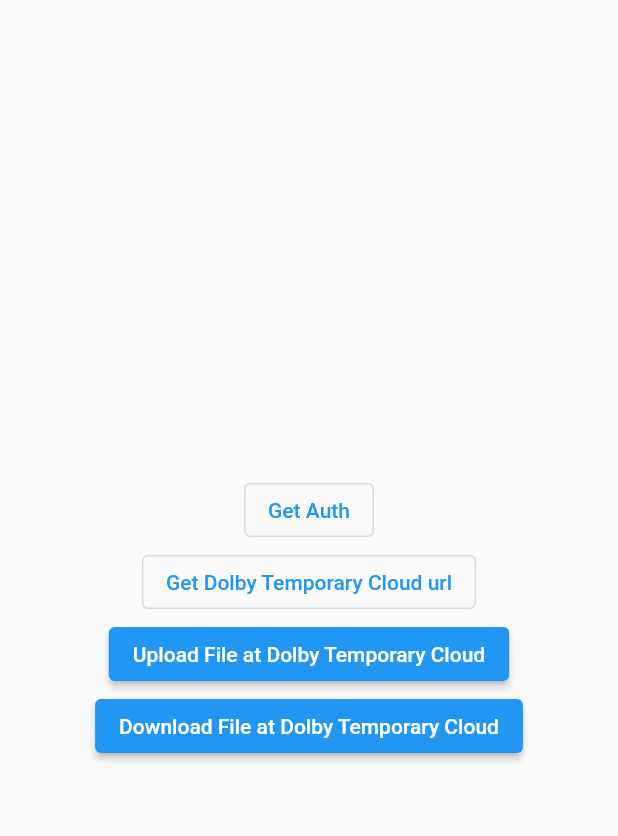
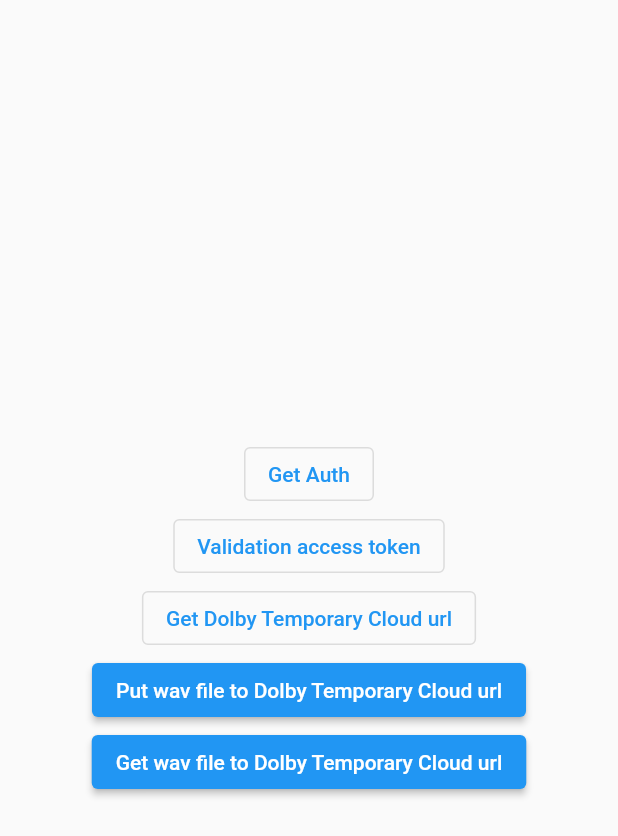
Before and after one commit to idhpaul/flutter_mediaapi_client, a Flutter app: the screen it shows after launch, after a tap on "Get Dolby Temporary Cloud url", on a phone screen of 412 x 824 dp. Shown: the top 836 px of the screen. Run offline on Flutter 3.47's test engine with Material 2 defaults, Android fonts, the phone set to English and light mode, and no system bars; our stand-ins replace logger, shared_preferences; missing offline and left inert: dotenv; network calls fail.

Commit message:
Upload & Download Dolby Temporary Cloud url

```diff
--- a/lib/src/dolby_client.dart
+++ b/lib/src/dolby_client.dart
@@ -2,6 +2,7 @@
 import 'dart:io';
 
 import 'package:flutter/material.dart';
+import 'package:flutter/services.dart';
 import 'package:flutter_mediaapi_client/src/media_api_handle.dart';
 import 'package:flutter_mediaapi_client/src/util/env.dart';
 import 'package:http/http.dart';
@@ -35,20 +36,22 @@
               print(basicAuth);
 
               // ref : https://docs.dolby.io/media-apis/reference/get-api-token
-              Uri uri = Uri.parse("https://api.dolby.io/v1/auth/token");
+              //Uri uri = Uri.parse("https://api.dolby.io/v1/auth/token?expires_in=86400");
+              Uri uri = Uri.https("api.dolby.io", "/v1/auth/token", {"grant_type":"client_credentials","expires_in":"86400"});
+              print(uri);
 
               Map<String, String> header = {
-                'Authorization': basicAuth,
+                'authorization': basicAuth,
+                'content-type': "application/x-www-form-urlencoded",
               };
 
               try {
-                final response = await get(
+                final response = await post(
                   uri,
                   headers: header,
                 );
 
-                //if (response.statusCode != 200)throw HttpException('${response.statusCode}/${response.body}');
-                if (response.statusCode != 200) throw '${response.statusCode}/${response.body}';
+                if (response.statusCode != 200)throw HttpException('${response.statusCode} / ${response.body}');
 
                 logger.i(response.statusCode);
                 logger.i(response.body);
@@ -56,14 +59,16 @@
                 var decodedResponse = jsonDecode(utf8.decode(response.bodyBytes)) as Map;
 
                 var expireDateTime = HttpDate.parse(response.headers['date']!).add(Duration(seconds: decodedResponse['expires_in']));
-                var expireTimeStamp = (expireDateTime.millisecondsSinceEpoch + DateTime.now().timeZoneOffset.inMilliseconds)~/1000;
+                print("토큰 만료일(GST, KST) : ${expireDateTime.millisecondsSinceEpoch}, ${expireDateTime.toLocal()}");
+                // var expireTimeStamp = (expireDateTime.millisecondsSinceEpoch + DateTime.now().timeZoneOffset.inMilliseconds);
+                // print(expireTimeStamp);
 
                 //logger.d(decodedResponse['token_type']);
                 //logger.d(decodedResponse['access_token']);
 
 
                 _mediApi.write('access_token', decodedResponse['access_token']);
-                _mediApi.write('access_token_expire', expireTimeStamp);
+                _mediApi.write('access_token_expire', expireDateTime.millisecondsSinceEpoch);
 
 
               } on SocketException {
@@ -76,45 +81,108 @@
               }
             }),
         OutlinedButton(
+          child: const Text("Validation access token"),
+          onPressed: (){
+            var currentTimeStamp = DateTime.now().millisecondsSinceEpoch;
+            print("현재시간(GST, KST) : $currentTimeStamp, ${(DateTime.fromMillisecondsSinceEpoch(currentTimeStamp).toLocal())}");
+
+            var storeTokenExpireTimeStamp = _mediApi.read<int>('access_token_expire');
+            print("토큰시간(GST, KST) : $storeTokenExpireTimeStamp, ${DateTime.fromMillisecondsSinceEpoch(storeTokenExpireTimeStamp).toLocal()}");
+
+            var storeToken = _mediApi.read<String>('access_token');
+            print(storeToken);
+
+            if(storeTokenExpireTimeStamp == null)
+            {
+              print("Need Access Token");
+            }
+
+            print((currentTimeStamp > storeTokenExpireTimeStamp ) ? " 만료됨, expired token" : "유효함, valid token");
+
+
+          },),
+        OutlinedButton(
             child: const Text("Get Dolby Temporary Cloud url"),
             onPressed: () async {
-              String appkey = ENV['DolbyMediaAPIAppKey']!;
-              String appsecret = ENV['DolbyMediaAPIAppSecretKey']!;
-              String basicAuth =
-                  'Basic ${base64.encode(utf8.encode('$appkey:$appsecret'))}';
-              print(basicAuth);
 
               Uri uri = Uri.parse("https://api.dolby.com/media/input");
               Map<String, String> header = {
-                'authorization': basicAuth,
+                'authorization': "Bearer ${_mediApi.read<String>('access_token')}",
+                'content-type': "application/json",
               };
-              Map<String, String> data = {'url': 'dlb://example/test.wav'};
+              Map<String, String> data = {
+                "url": "dlb://sample/test.wav",
+              };
 
               try {
-                final response = await post(uri, headers: header, body: data);
+                final response = await post(uri, headers: header, body: json.encode(data));
 
-                if (response.statusCode != 200)
-                  throw HttpException('${response.body}');
 
-                logger.i(response.statusCode);
+                if (response.statusCode != 200)throw HttpException('${response.statusCode} / ${response.body}');
+
                 logger.i(response.body);
 
-                var decodedResponse =
-                    jsonDecode(utf8.decode(response.bodyBytes)) as Map;
-                logger.d(decodedResponse['token_type']);
-                logger.d(decodedResponse['access_token']);
+                var decodedResponse = jsonDecode(utf8.decode(response.bodyBytes)) as Map;
+                _mediApi.write('upload_url', decodedResponse['url']);
+
+
+
+
               } on SocketException {
                 logger.e('No Internet connection 😑');
               } on HttpException catch (e) {
-                logger.e("Couldn't find the get 😱/n ${e.message}");
+                logger.e("Couldn't find the post 😱 ${e}");
               }
             }),
         ElevatedButton(
-            child: const Text("Upload File at Dolby Temporary Cloud"),
-            onPressed: () {}),
+            child: const Text("Put wav file to Dolby Temporary Cloud url"),
+            onPressed: () async {
+
+              Uri uri = Uri.parse(_mediApi.read<String>('upload_url'));
+              ByteData wavData = await rootBundle.load('assets/test/test.wav');
+
+              try {
+                final response = await put(uri, body:utf8.encode(wavData.toString()));
+
+
+                if (response.statusCode != 200)throw HttpException('${response.statusCode} / ${response.body}');
+
+                logger.i(response.statusCode);
+
+
+              } on SocketException {
+                logger.e('No Internet connection 😑');
+              } on HttpException catch (e) {
+                logger.e("Couldn't find the post 😱 ${e}");
+              }
+            }),
         ElevatedButton(
-            child: const Text("Download File at Dolby Temporary Cloud"),
-            onPressed: () {}),
+            child: const Text("Get wav file to Dolby Temporary Cloud url"),
+            onPressed: () async {
+
+              Uri uri = Uri.parse("https://api.dolby.com/media/output");
+              Map<String, String> header = {
+                'authorization': "Bearer ${_mediApi.read<String>('access_token')}",
+                'content-type': "application/json",
+              };
+              Map<String, String> data = {
+                "url": "dlb://sample/test.wav",
+              };
+
+              try {
+                final response = await post(uri, headers: header, body: json.encode(data));
+
+
+                if (response.statusCode != 200)throw HttpException('${response.statusCode} / ${response.body}');
+
+                logger.i("${response.statusCode} / ${response.body}");
+
+              } on SocketException {
+                logger.e('No Internet connection 😑');
+              } on HttpException catch (e) {
+                logger.e("Couldn't find the post 😱 ${e}");
+              }
+            }),
       ],
     );
   }
--- a/lib/src/media_api_handle.dart
+++ b/lib/src/media_api_handle.dart
@@ -4,15 +4,15 @@
 import 'package:shared_preferences/shared_preferences.dart';
 
 class MediaAPI {
-  final _authManager = AuthManger();
+  final _authManager = AuthManger()..init();
   final _apiManager = ApiManger();
 
   void write(String key, dynamic value) async {
     _authManager.write(key, value);
   }
 
-  dynamic read<T>(dynamic key) async {
-    _authManager.read<T>(key);
+  dynamic read<T>(dynamic key) {
+    return _authManager.read<T>(key);
   }
 }
 
@@ -26,22 +26,25 @@
   //[Web]	          LocalStorage
   //[Windows]	      In the roaming AppData directory
 
+  late SharedPreferences _prefs;
+
+  Future init() async =>
+      _prefs = await SharedPreferences.getInstance();
+
   //write token
   void write(String key, dynamic value) async {
 
-    final SharedPreferences prefs = await SharedPreferences.getInstance();
-
     try {
       if (value is String) {
-        await prefs.setString(key, value);
+        await _prefs.setString(key, value);
       } else if(value is int){
-        await prefs.setInt(key, value);
+        await _prefs.setInt(key, value);
       } else if(value is double){
-        await prefs.setDouble(key, value);
+        await _prefs.setDouble(key, value);
       } else if(value is bool){
-        await prefs.setBool(key, value);
+        await _prefs.setBool(key, value);
       } else if(value is List<String>){
-        await prefs.setStringList(key, value);
+        await _prefs.setStringList(key, value);
       } else {
         throw "Not support type";
       }
@@ -51,23 +54,21 @@
   }
 
   //read token
-  dynamic read<T>(dynamic key) async {
-
-    final SharedPreferences prefs = await SharedPreferences.getInstance();
+  dynamic read<T>(dynamic key) {
 
     dynamic returnValue;
 
     try {
       if (T == String) {
-        returnValue = prefs.getString(key);
+        returnValue = _prefs.getString(key);
       } else if(T == int){
-        returnValue = prefs.getInt(key);
+        returnValue = _prefs.getInt(key);
       } else if(T == double){
-        returnValue = prefs.getDouble(key);
+        returnValue = _prefs.getDouble(key);
       } else if(T == bool){
-        returnValue = prefs.getBool(key);
+        returnValue = _prefs.getBool(key);
       } else if(T == List<String>){
-        returnValue = prefs.getStringList(key);
+        returnValue = _prefs.getStringList(key);
       } else {
         returnValue = null;
         throw "Not support type";
--- a/pubspec.yaml
+++ b/pubspec.yaml
@@ -63,9 +63,9 @@
   uses-material-design: true
 
   # To add assets to your application, add an assets section, like this:
-  # assets:
-  #   - images/a_dot_burr.jpeg
-  #   - images/a_dot_ham.jpeg
+  assets:
+    - assets/
+    - assets/test/
 
   # An image asset can refer to one or more resolution-specific "variants", see
   # https://flutter.dev/assets-and-images/#resolution-aware
```
Also changed, not shown: 8 other files.
